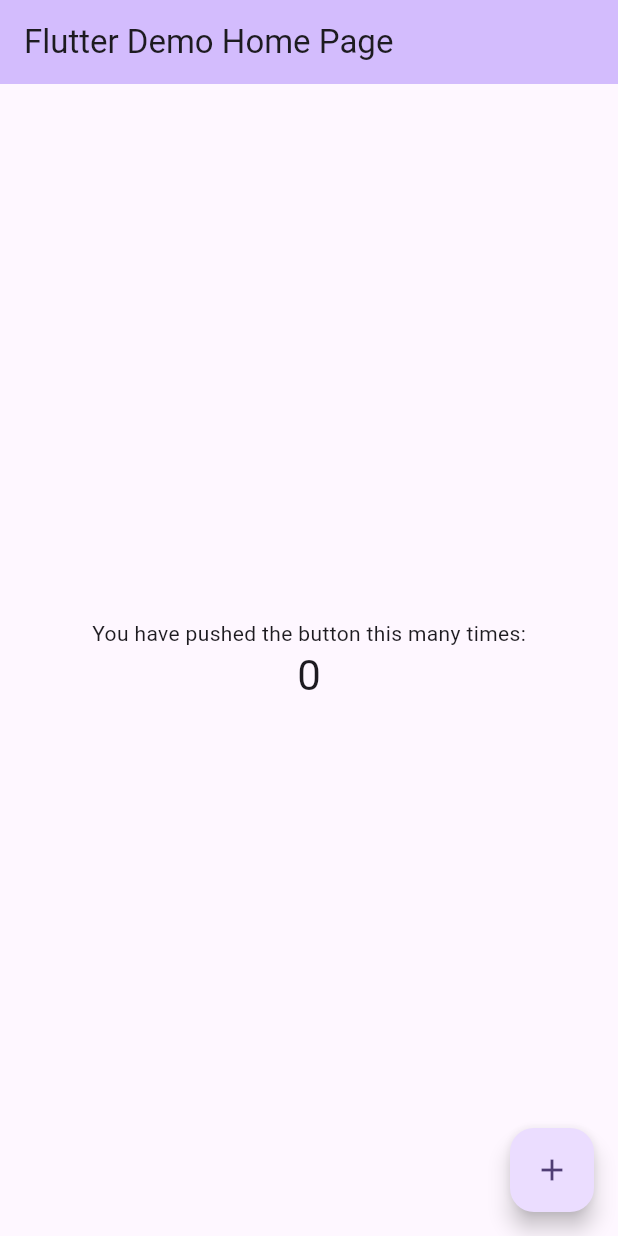
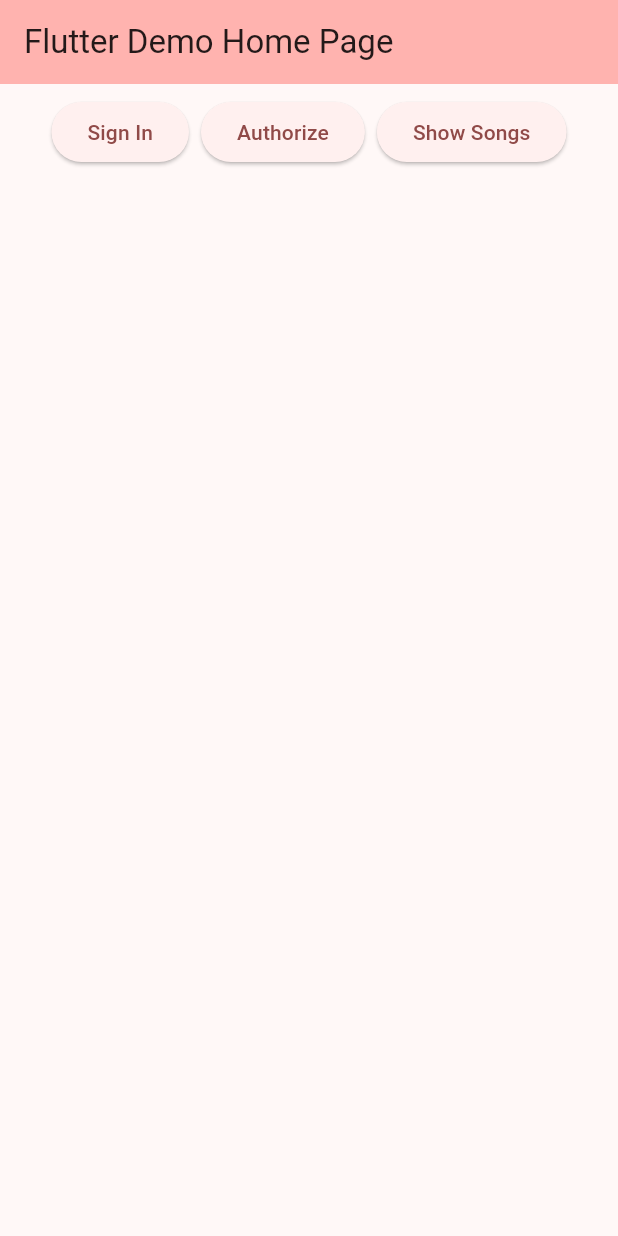
Before and after one commit to fifersheep/youtube-library-manager, a Flutter app: the screen it shows after launch, on a phone screen of 412 x 824 dp. Run offline on Flutter 3.47's test engine with Material 3 defaults, Android fonts, the phone set to English and light mode, and no system bars; our stand-ins replace google_sign_in.

Commit message:
pull some playlist data

```diff
--- a/lib/main.dart
+++ b/lib/main.dart
@@ -1,4 +1,5 @@
 import 'package:flutter/material.dart';
+import 'package:youtube_library_manager/src/data/repository.dart';
 
 void main() {
   runApp(const MyApp());
@@ -13,22 +14,7 @@ class MyApp extends StatelessWidget {
     return MaterialApp(
       title: 'Flutter Demo',
       theme: ThemeData(
-        // This is the theme of your application.
-        //
-        // TRY THIS: Try running your application with "flutter run". You'll see
-        // the application has a purple toolbar. Then, without quitting the app,
-        // try changing the seedColor in the colorScheme below to Colors.green
-        // and then invoke "hot reload" (save your changes or press the "hot
-        // reload" button in a Flutter-supported IDE, or press "r" if you used
-        // the command line to start the app).
-        //
-        // Notice that the counter didn't reset back to zero; the application
-        // state is not lost during the reload. To reset the state, use hot
-        // restart instead.
-        //
-        // This works for code too, not just values: Most code changes can be
-        // tested with just a hot reload.
-        colorScheme: ColorScheme.fromSeed(seedColor: Colors.deepPurple),
+        colorScheme: ColorScheme.fromSeed(seedColor: const Color(0xFFDD5555)),
         useMaterial3: true,
       ),
       home: const MyHomePage(title: 'Flutter Demo Home Page'),
@@ -39,15 +25,6 @@ class MyApp extends StatelessWidget {
 class MyHomePage extends StatefulWidget {
   const MyHomePage({super.key, required this.title});
 
-  // This widget is the home page of your application. It is stateful, meaning
-  // that it has a State object (defined below) that contains fields that affect
-  // how it looks.
-
-  // This class is the configuration for the state. It holds the values (in this
-  // case the title) provided by the parent (in this case the App widget) and
-  // used by the build method of the State. Fields in a Widget subclass are
-  // always marked "final".
-
   final String title;
 
   @override
@@ -55,71 +32,49 @@ class MyHomePage extends StatefulWidget {
 }
 
 class _MyHomePageState extends State<MyHomePage> {
-  int _counter = 0;
-
-  void _incrementCounter() {
-    setState(() {
-      // This call to setState tells the Flutter framework that something has
-      // changed in this State, which causes it to rerun the build method below
-      // so that the display can reflect the updated values. If we changed
-      // _counter without calling setState(), then the build method would not be
-      // called again, and so nothing would appear to happen.
-      _counter++;
-    });
-  }
+  List<String> songs = [];
 
   @override
   Widget build(BuildContext context) {
-    // This method is rerun every time setState is called, for instance as done
-    // by the _incrementCounter method above.
-    //
-    // The Flutter framework has been optimized to make rerunning build methods
-    // fast, so that you can just rebuild anything that needs updating rather
-    // than having to individually change instances of widgets.
     return Scaffold(
       appBar: AppBar(
-        // TRY THIS: Try changing the color here to a specific color (to
-        // Colors.amber, perhaps?) and trigger a hot reload to see the AppBar
-        // change color while the other colors stay the same.
         backgroundColor: Theme.of(context).colorScheme.inversePrimary,
-        // Here we take the value from the MyHomePage object that was created by
-        // the App.build method, and use it to set our appbar title.
         title: Text(widget.title),
       ),
-      body: Center(
-        // Center is a layout widget. It takes a single child and positions it
-        // in the middle of the parent.
-        child: Column(
-          // Column is also a layout widget. It takes a list of children and
-          // arranges them vertically. By default, it sizes itself to fit its
-          // children horizontally, and tries to be as tall as its parent.
-          //
-          // Column has various properties to control how it sizes itself and
-          // how it positions its children. Here we use mainAxisAlignment to
-          // center the children vertically; the main axis here is the vertical
-          // axis because Columns are vertical (the cross axis would be
-          // horizontal).
-          //
-          // TRY THIS: Invoke "debug painting" (choose the "Toggle Debug Paint"
-          // action in the IDE, or press "p" in the console), to see the
-          // wireframe for each widget.
-          mainAxisAlignment: MainAxisAlignment.center,
-          children: <Widget>[
-            const Text(
-              'You have pushed the button this many times:',
-            ),
-            Text(
-              '$_counter',
-              style: Theme.of(context).textTheme.headlineMedium,
-            ),
-          ],
-        ),
+      body: Column(
+        crossAxisAlignment: CrossAxisAlignment.stretch,
+        children: <Widget>[
+          ButtonBar(
+            alignment: MainAxisAlignment.center,
+            children: [
+              ElevatedButton(
+                onPressed: () {
+                  signInWithGoogle();
+                },
+                child: const Text("Sign In"),
+              ),
+              ElevatedButton(
+                onPressed: () {
+                  handleAuthorizeScopes();
+                },
+                child: const Text("Authorize"),
+              ),
+              ElevatedButton(
+                onPressed: () async {
+                  final data = await fetchSongs();
+                  setState(() {
+                    songs = data;
+                  });
+                },
+                child: const Text("Show Songs"),
+              ),
+            ],
+          ),
+          ...songs.map((song) => Text(
+                song,
+              ))
+        ],
       ),
-      floatingActionButton: FloatingActionButton(
-        onPressed: _incrementCounter,
-        tooltip: 'Increment',
-        child: const Icon(Icons.add),
-      ), // This trailing comma makes auto-formatting nicer for build methods.
     );
   }
 }
```
Also changed, not shown: lib/src/data/repository.dart (added, +61 -0 lines), pubspec.yaml (+6 -4 lines), pubspec.lock, 2 other files.
